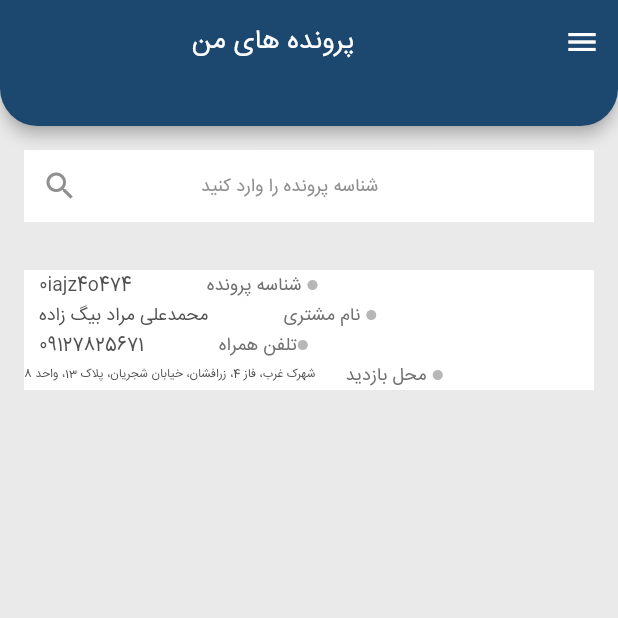
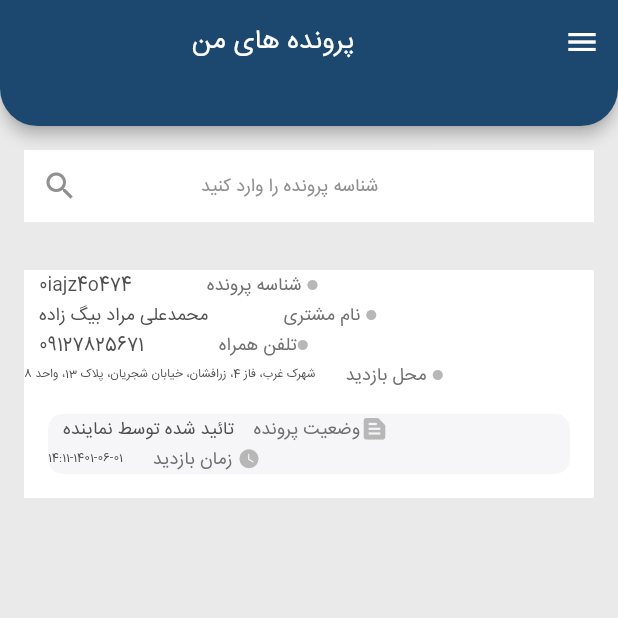
Before and after one commit to aydanaderi/api_app, a Flutter app: the screen it shows after launch, on a phone screen of 412 x 824 dp, the top half of it. Run offline on Flutter 3.47's test engine with Material 2 defaults, Android fonts, the phone set to English and light mode, and no system bars.

Commit message:
'basic_time_status_container'

```diff
--- a/lib/information.dart
+++ b/lib/information.dart
@@ -15,6 +15,8 @@ class _InformationPageState extends State<InformationPage> {
   Color graydot = Color.fromRGBO(183, 183, 183, 1);
   Color grayquestion = Color.fromRGBO(112, 112, 112, 1);
   Color grayinfo = Color.fromRGBO(80, 80, 80, 1);
+  Color whitecontainer = Color.fromRGBO(246, 246, 248, 1);
+
   @override
   Widget build(BuildContext context) {
 
@@ -211,6 +213,78 @@ class _InformationPageState extends State<InformationPage> {
                       ),
                     ],
                   ),
+                  Padding(
+                    padding: const EdgeInsets.all(16),
+                    child: Container(
+                      decoration: BoxDecoration(
+                        color: whitecontainer,
+                        borderRadius: BorderRadius.circular(10),
+                      ),
+                      child: Column(
+                        children: [
+                      Row(
+                      children: [
+                      SizedBox(width: 10),
+                      Text(
+                        'تائید شده توسط نماینده',
+                        style: TextStyle(
+                          color: grayinfo,
+                          fontFamily: 'IRANSansFaNum',
+                          fontSize: 12,
+                          fontWeight: FontWeight.w500,
+                        ),
+                      ),
+                      SizedBox(width: 13),
+                      Text(
+                        'وضعیت پرونده',
+                        style: TextStyle(
+                          color: grayquestion,
+                          fontFamily: 'IRANSansFaNum',
+                          fontSize: 12,
+                          fontWeight: FontWeight.w400,
+                        ),
+
+                      ),
+                      Icon(
+                        Icons.text_snippet,
+                        size: 19,
+                        color: graydot,
+                      ),
+                      ],
+                    ),
+                    Row(
+                      children: [
+                        Text(
+                          '14:11-1401-06-01',
+                          style: TextStyle(
+                            color: grayinfo,
+                            fontFamily: 'IRANSansFaNum',
+                            fontSize: 8,
+                            fontWeight: FontWeight.w500,
+                          ),
+                        ),
+                        SizedBox(width: 20),
+                        Text(
+                          'زمان بازدید ',
+                          style: TextStyle(
+                            color: grayquestion,
+                            fontFamily: 'IRANSansFaNum',
+                            fontSize: 12,
+                            fontWeight: FontWeight.w400,
+                          ),
+
+                        ),
+                        Icon(
+                          Icons.watch_later,
+                          size: 15,
+                          color: graydot,
+                        ),
+                      ],
+                    ),
+                        ],
+                      ),
+                    ),
+                  )
                 ],
               ),
             ),
```
